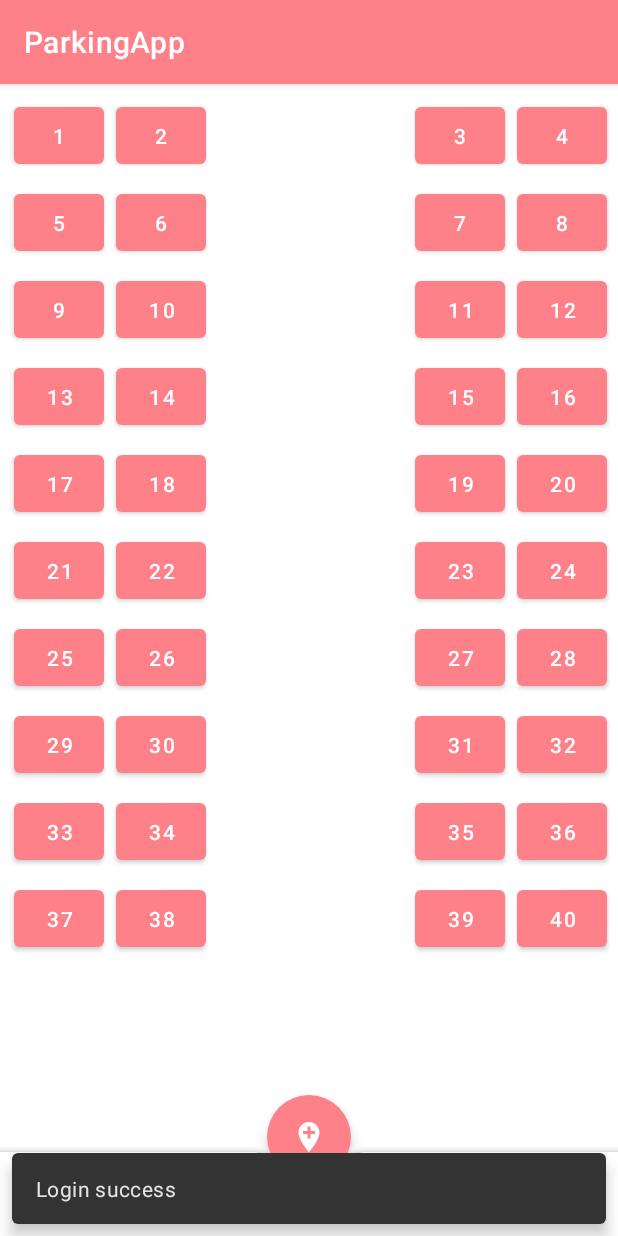
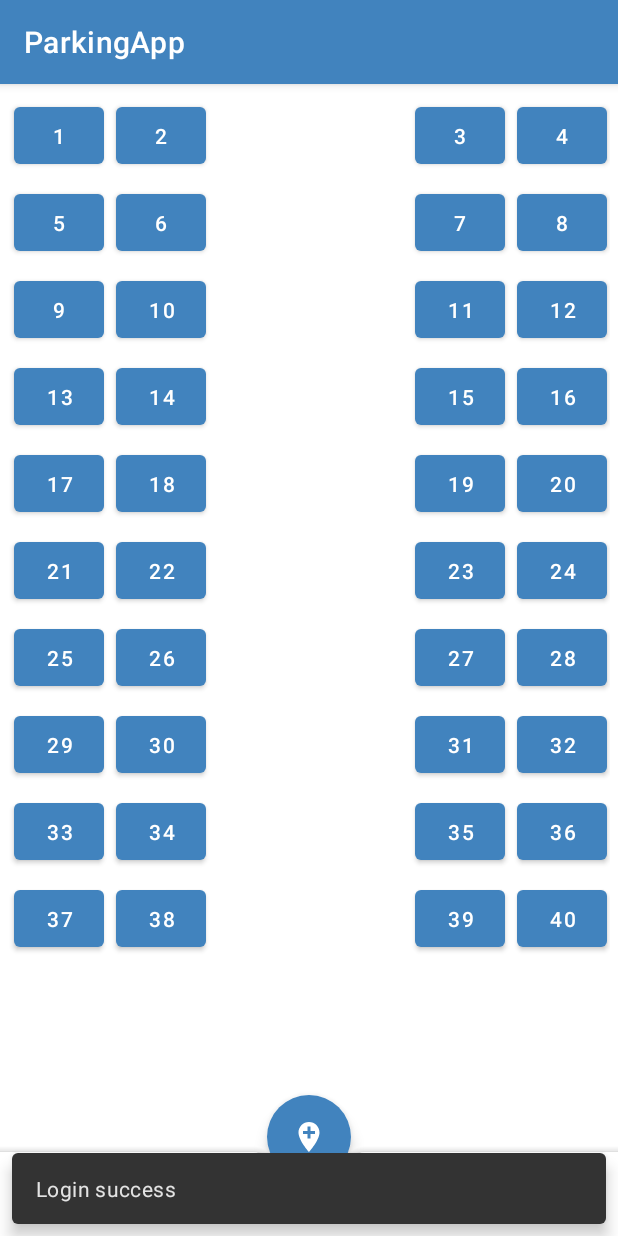
Before and after one commit to mohammedabsi/ParkingApp, an Android app: the HomeActivity screen opened directly, with no data from a screen before it, on a phone screen of 412 x 824 dp. Run offline under Robolectric (Android 15) with nearby library versions, the phone set to English and light mode, and no system bars.

Commit message:
second version - Auth

```diff
--- a/app/src/main/res/drawable/button_background.xml
+++ b/app/src/main/res/drawable/button_background.xml
@@ -4,6 +4,6 @@
     <corners
         android:radius="8dp"
         />
-    <solid android:color="@color/pink_light" />
+    <solid android:color="@color/lightblue" />
 
 </shape>
--- a/app/src/main/res/drawable/radio_checked.xml
+++ b/app/src/main/res/drawable/radio_checked.xml
@@ -2,7 +2,7 @@
 <shape    android:shape="rectangle"
     xmlns:android="http://schemas.android.com/apk/res/android">
     <solid
-        android:color="@color/pink_light"
+        android:color="@color/lightblue"
         />
     <corners android:radius="10dp"/>
 </shape>
--- a/app/src/main/res/drawable/radio_unchecked.xml
+++ b/app/src/main/res/drawable/radio_unchecked.xml
@@ -2,7 +2,7 @@
 <shape
     android:shape="rectangle"
     xmlns:android="http://schemas.android.com/apk/res/android">
-<stroke android:color="@color/greenpallete2" android:width="1dp"/>
+<stroke android:color="@color/lightblue" android:width="1dp"/>
     <solid
     android:color="@android:color/white"
     />
--- a/app/src/main/res/drawable/text_selector_color.xml
+++ b/app/src/main/res/drawable/text_selector_color.xml
@@ -1,5 +1,5 @@
 <?xml version="1.0" encoding="utf-8"?>
 <selector xmlns:android="http://schemas.android.com/apk/res/android">
     <item  android:state_checked="true" android:color="@color/white" />
-    <item android:state_checked="false" android:color="@color/greenpallete3"  />
+    <item android:state_checked="false" android:color="@color/lightblue"  />
 </selector>
--- a/app/src/main/res/layout/activity_home.xml
+++ b/app/src/main/res/layout/activity_home.xml
@@ -10,8 +10,7 @@
 
     <ScrollView
         android:layout_width="match_parent"
-        android:layout_height="wrap_content"
-
+        android:layout_height="match_parent"
         android:layout_gravity="top"
 
         >
@@ -369,6 +368,7 @@
         android:layout_gravity="bottom"
         android:background="@color/light_white"
         app:fabCradleMargin="5dp"
+
         app:fabCradleVerticalOffset="10dp"
         app:fabCradleRoundedCornerRadius="10dp">
 
@@ -379,6 +379,7 @@
             android:layout_height="wrap_content"
             android:layout_marginEnd="16dp"
             app:labelVisibilityMode="selected"
+
             android:background="@android:color/transparent"
             app:menu="@menu/bottom_menu"
             app:itemRippleColor="@color/greenpallete1"
@@ -394,7 +395,7 @@
         android:id="@+id/fab"
         android:layout_width="wrap_content"
         android:layout_height="wrap_content"
-        android:backgroundTint="@color/pink_light"
+        android:backgroundTint="@color/lightblue"
         android:elevation="5dp"
         android:src="@drawable/ic__add_location"
         app:borderWidth="0dp"
--- a/app/src/main/res/layout/activity_login.xml
+++ b/app/src/main/res/layout/activity_login.xml
@@ -13,7 +13,7 @@
         android:layout_width="120dp"
         android:layout_height="120dp"
         android:layout_margin="16dp"
-        android:src="@drawable/parking_logo"
+        android:src="@drawable/park_logo_blue"
         app:layout_constraintEnd_toEndOf="parent"
         app:layout_constraintStart_toStartOf="parent"
         app:layout_constraintTop_toTopOf="parent" />
@@ -209,7 +209,7 @@
             android:layout_marginStart="5dp"
             android:onClick="returnRegister"
             android:text="Register"
-            android:textColor="@color/lightpurple"
+            android:textColor="@color/lightblue"
             android:textStyle="bold"
             app:layout_constraintStart_toEndOf="@+id/textView5"
             app:layout_constraintTop_toTopOf="@+id/textView5" />
--- a/app/src/main/res/layout/activity_on_board_pager.xml
+++ b/app/src/main/res/layout/activity_on_board_pager.xml
@@ -36,7 +36,7 @@
         app:layout_constraintStart_toStartOf="parent"
         app:layout_constraintTop_toBottomOf="@+id/view_pager"
         app:progressMode="true"
-        app:selectedDotColor="@color/pink_light" />
+        app:selectedDotColor="@color/lightblue" />
 
     <TextView
         android:id="@+id/skip"
@@ -46,7 +46,7 @@
         android:layout_marginBottom="6dp"
         android:onClick="goLogin"
         android:text="Skip"
-        android:textColor="@color/pink_light"
+        android:textColor="@color/lightblue"
         android:textSize="15sp"
         android:textStyle="bold"
         app:layout_constraintBottom_toBottomOf="parent"
--- a/app/src/main/res/layout/fragment_onboardone.xml
+++ b/app/src/main/res/layout/fragment_onboardone.xml
@@ -17,7 +17,7 @@
         app:layout_constraintEnd_toEndOf="parent"
         app:layout_constraintStart_toStartOf="parent"
         app:layout_constraintTop_toTopOf="parent"
-        app:srcCompat="@drawable/parking_logo" />
+        app:srcCompat="@drawable/park_logo_blue" />
 
     <LinearLayout
         android:id="@+id/linearLayout"
@@ -43,7 +43,7 @@
             android:layout_marginTop="10dp"
             android:gravity="center"
             android:text="Search for parking"
-            android:textColor="@color/pink_light"
+            android:textColor="@color/lightblue"
             android:textSize="23sp"
             android:textStyle="bold" />
 
--- a/app/src/main/res/layout/fragment_onboardthree.xml
+++ b/app/src/main/res/layout/fragment_onboardthree.xml
@@ -18,7 +18,7 @@
         app:layout_constraintEnd_toEndOf="parent"
         app:layout_constraintStart_toStartOf="parent"
         app:layout_constraintTop_toTopOf="parent"
-        app:srcCompat="@drawable/parking_logo" />
+        app:srcCompat="@drawable/park_logo_blue" />
 
     <LinearLayout
         android:id="@+id/linearLayout"
@@ -44,7 +44,7 @@
             android:layout_marginTop="10dp"
             android:gravity="center"
             android:text=" Park Your Car"
-            android:textColor="@color/pink_light"
+            android:textColor="@color/lightblue"
             android:textSize="23sp"
             android:textStyle="bold" />
 
--- a/app/src/main/res/layout/fragment_onboardtwo.xml
+++ b/app/src/main/res/layout/fragment_onboardtwo.xml
@@ -19,7 +19,7 @@
         app:layout_constraintEnd_toEndOf="parent"
         app:layout_constraintStart_toStartOf="parent"
         app:layout_constraintTop_toTopOf="parent"
-        app:srcCompat="@drawable/parking_logo" />
+        app:srcCompat="@drawable/park_logo_blue" />
 
     <LinearLayout
         android:id="@+id/linearLayout"
@@ -45,7 +45,7 @@
             android:layout_marginTop="10dp"
             android:gravity="center"
             android:text=" Book parking"
-            android:textColor="@color/pink_light"
+            android:textColor="@color/lightblue"
             android:textSize="23sp"
             android:textStyle="bold" />
 
--- a/app/src/main/res/layout/splash_screen.xml
+++ b/app/src/main/res/layout/splash_screen.xml
@@ -7,7 +7,7 @@
     tools:context=".SplashScreen">
 
     <ImageView
-        android:src="@drawable/parking_logo"
+        android:src="@drawable/park_logo_blue"
         android:layout_width="200dp"
         android:layout_height="200dp"
         android:text="Hello World!"
--- a/app/src/main/res/values/colors.xml
+++ b/app/src/main/res/values/colors.xml
@@ -10,6 +10,7 @@
     <color name="white">#FFFFFFFF</color>
     <color name="light_white">#F5F4F2F2</color>
     <color name="lightpurple">#EA5D8D</color>
+    <color name="lightblue">#4183BE</color>
 
     <color name="greenpallete1">#FDE1EA</color>
     <color name="greenpallete2">#FDC7D9</color>
--- a/app/src/main/res/values/themes.xml
+++ b/app/src/main/res/values/themes.xml
@@ -2,7 +2,7 @@
     <!-- Base application theme. -->
     <style name="Theme.ParkingApp" parent="Theme.MaterialComponents.DayNight.DarkActionBar">
         <!-- Primary brand color. -->
-        <item name="colorPrimary">@color/pink_light</item>
+        <item name="colorPrimary">@color/lightblue</item>
         <item name="colorPrimaryVariant">@color/purple_700</item>
         <item name="colorOnPrimary">@color/white</item>
         <!-- Secondary brand color. -->
```
Also changed, not shown: app/src/main/res/layout/activity_register.xml (+6 -8 lines).
